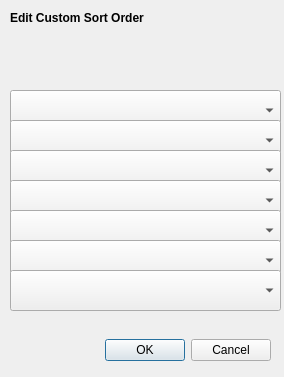
Before: the Qt Designer form AcuitySTAR/src/gui/editsort.ui in JamesG-Walsh/Peachy-Galaxy, drawn with Qt 5.
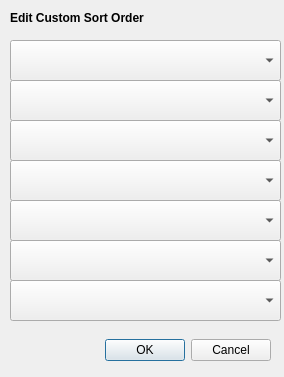
After: the same form once the commit is applied.

```diff
--- a/AcuitySTAR/src/gui/editsort.ui
+++ b/AcuitySTAR/src/gui/editsort.ui
@@ -33,7 +33,7 @@
    <property name="geometry">
     <rect>
      <x>10</x>
-     <y>90</y>
+     <y>40</y>
      <width>271</width>
      <height>41</height>
     </rect>
@@ -43,7 +43,7 @@
    <property name="geometry">
     <rect>
      <x>10</x>
-     <y>120</y>
+     <y>80</y>
      <width>271</width>
      <height>41</height>
     </rect>
@@ -53,7 +53,7 @@
    <property name="geometry">
     <rect>
      <x>10</x>
-     <y>150</y>
+     <y>120</y>
      <width>271</width>
      <height>41</height>
     </rect>
@@ -63,7 +63,7 @@
    <property name="geometry">
     <rect>
      <x>10</x>
-     <y>180</y>
+     <y>160</y>
      <width>271</width>
      <height>41</height>
     </rect>
@@ -73,7 +73,7 @@
    <property name="geometry">
     <rect>
      <x>10</x>
-     <y>210</y>
+     <y>200</y>
      <width>271</width>
      <height>41</height>
     </rect>
@@ -93,7 +93,7 @@
    <property name="geometry">
     <rect>
      <x>10</x>
-     <y>270</y>
+     <y>280</y>
      <width>271</width>
      <height>41</height>
     </rect>
```
